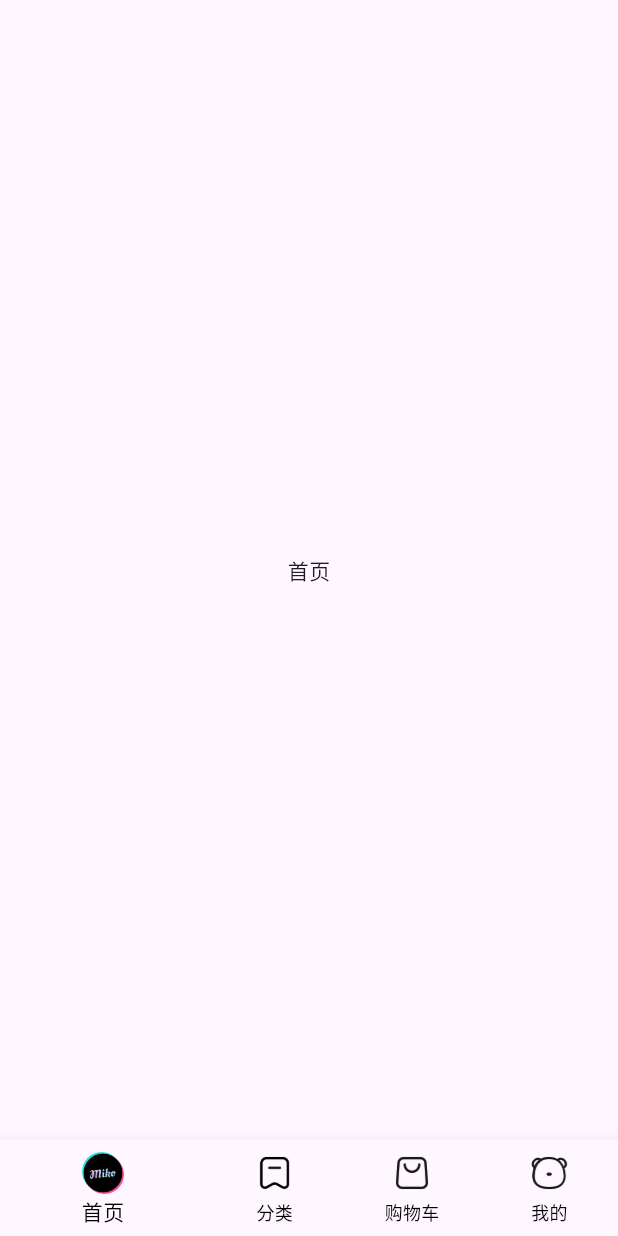
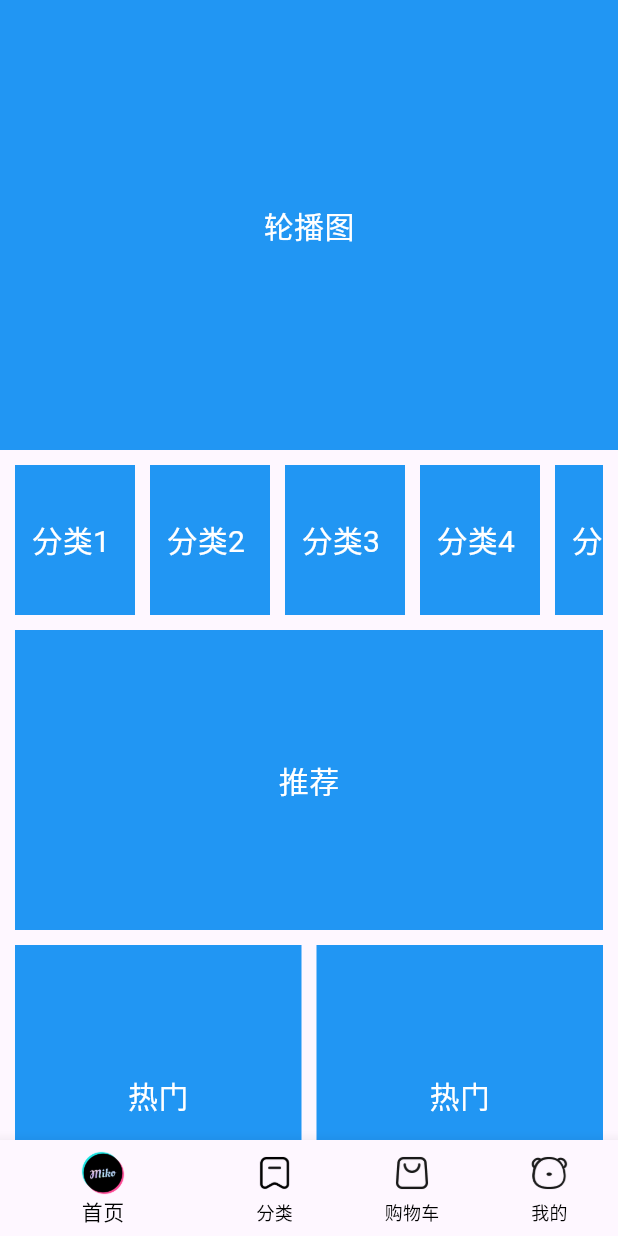
Before and after one commit to zhjabc/hm_shop, a Flutter app: the screen it shows after launch, on a phone screen of 412 x 824 dp. Run offline on Flutter 3.47's test engine with Material 3 defaults, Android fonts, the phone set to English and light mode, and no system bars.

Commit message:
feat: 完成首页基础布局

```diff
--- a/lib/pages/home/index.dart
+++ b/lib/pages/home/index.dart
@@ -1,4 +1,9 @@
 import 'package:flutter/material.dart';
+import 'package:hm_shop/pages/home/widgets/hm_category.dart';
+import 'package:hm_shop/pages/home/widgets/hm_hot.dart';
+import 'package:hm_shop/pages/home/widgets/hm_more_list.dart';
+import 'package:hm_shop/pages/home/widgets/hm_slider.dart';
+import 'package:hm_shop/pages/home/widgets/hm_suggestion.dart';
 
 class HomeView extends StatefulWidget {
   const HomeView({super.key});
@@ -8,8 +13,44 @@ class HomeView extends StatefulWidget {
 }
 
 class _HomeViewState extends State<HomeView> {
+  List<Widget> _getScrollChildren() {
+    return [
+      SliverToBoxAdapter(child: HmSlider()),
+      SliverToBoxAdapter(child: SizedBox(height: 10)),
+      SliverToBoxAdapter(
+        child: Padding(
+          padding: const EdgeInsets.symmetric(horizontal: 10),
+          child: HmCategory(),
+        ),
+      ),
+      SliverToBoxAdapter(child: SizedBox(height: 10)),
+      SliverToBoxAdapter(
+        child: Padding(
+          padding: const EdgeInsets.symmetric(horizontal: 10),
+          child: HmSuggestion(),
+        ),
+      ),
+      SliverToBoxAdapter(child: SizedBox(height: 10)),
+      SliverToBoxAdapter(
+        child: Padding(
+          padding: const EdgeInsets.symmetric(horizontal: 10),
+          child: Flex(
+            direction: Axis.horizontal,
+            children: [
+              Expanded(child: HmHot()),
+              SizedBox(width: 10),
+              Expanded(child: HmHot()),
+            ],
+          ),
+        ),
+      ),
+      SliverToBoxAdapter(child: SizedBox(height: 10)),
+      HmMoreList(),
+    ];
+  }
+
   @override
   Widget build(BuildContext context) {
-    return Center(child: Text("首页"));
+    return CustomScrollView(slivers: _getScrollChildren());
   }
 }
--- /dev/null
+++ b/lib/pages/home/widgets/hm_category.dart
@@ -0,0 +1,34 @@
+import 'package:flutter/material.dart';
+
+class HmCategory extends StatefulWidget {
+  const HmCategory({super.key});
+
+  @override
+  State<HmCategory> createState() => _HmCategoryState();
+}
+
+class _HmCategoryState extends State<HmCategory> {
+  @override
+  Widget build(BuildContext context) {
+    return SizedBox(
+      height: 100,
+      child: ListView.builder(
+        scrollDirection: Axis.horizontal,
+        itemCount: 10,
+        itemBuilder: (context, index) {
+          return Container(
+            width: 80,
+            height: 100,
+            color: Colors.blue,
+            alignment: Alignment.center,
+            margin: EdgeInsets.only(right: 10),
+            child: Text(
+              "分类${index + 1} ",
+              style: TextStyle(fontSize: 20, color: Colors.white),
+            ),
+          );
+        },
+      ),
+    );
+  }
+}
--- /dev/null
+++ b/lib/pages/home/widgets/hm_hot.dart
@@ -0,0 +1,20 @@
+import 'package:flutter/material.dart';
+
+class HmHot extends StatefulWidget {
+  const HmHot({super.key});
+
+  @override
+  State<HmHot> createState() => _HmHotState();
+}
+
+class _HmHotState extends State<HmHot> {
+  @override
+  Widget build(BuildContext context) {
+    return Container(
+      color: Colors.blue,
+      alignment: Alignment.center,
+      height: 200,
+      child: Text("热门", style: TextStyle(fontSize: 20, color: Colors.white)),
+    );
+  }
+}
--- /dev/null
+++ b/lib/pages/home/widgets/hm_more_list.dart
@@ -0,0 +1,32 @@
+import 'package:flutter/material.dart';
+
+class HmMoreList extends StatefulWidget {
+  const HmMoreList({super.key});
+
+  @override
+  State<HmMoreList> createState() => _HmMoreListState();
+}
+
+class _HmMoreListState extends State<HmMoreList> {
+  @override
+  Widget build(BuildContext context) {
+    return SliverGrid.builder(
+      itemCount: 100,
+      gridDelegate: SliverGridDelegateWithFixedCrossAxisCount(
+        crossAxisCount: 2,
+        mainAxisSpacing: 10,
+        crossAxisSpacing: 10,
+      ),
+      itemBuilder: (context, index) {
+        return Container(
+          color: Colors.blue,
+          alignment: Alignment.center,
+          child: Text(
+            "更多${index + 1}",
+            style: TextStyle(fontSize: 20, color: Colors.white),
+          ),
+        );
+      },
+    );
+  }
+}
--- /dev/null
+++ b/lib/pages/home/widgets/hm_slider.dart
@@ -0,0 +1,20 @@
+import 'package:flutter/material.dart';
+
+class HmSlider extends StatefulWidget {
+  const HmSlider({super.key});
+
+  @override
+  State<HmSlider> createState() => _HmSliderState();
+}
+
+class _HmSliderState extends State<HmSlider> {
+  @override
+  Widget build(BuildContext context) {
+    return Container(
+      height: 300,
+      color: Colors.blue,
+      alignment: Alignment.center,
+      child: Text("轮播图", style: TextStyle(fontSize: 20, color: Colors.white)),
+    );
+  }
+}
--- /dev/null
+++ b/lib/pages/home/widgets/hm_suggestion.dart
@@ -0,0 +1,20 @@
+import 'package:flutter/material.dart';
+
+class HmSuggestion extends StatefulWidget {
+  const HmSuggestion({super.key});
+
+  @override
+  State<HmSuggestion> createState() => _HmSuggestionState();
+}
+
+class _HmSuggestionState extends State<HmSuggestion> {
+  @override
+  Widget build(BuildContext context) {
+    return Container(
+      color: Colors.blue,
+      alignment: Alignment.center,
+      height: 200,
+      child: Text("推荐", style: TextStyle(fontSize: 20, color: Colors.white)),
+    );
+  }
+}
```
